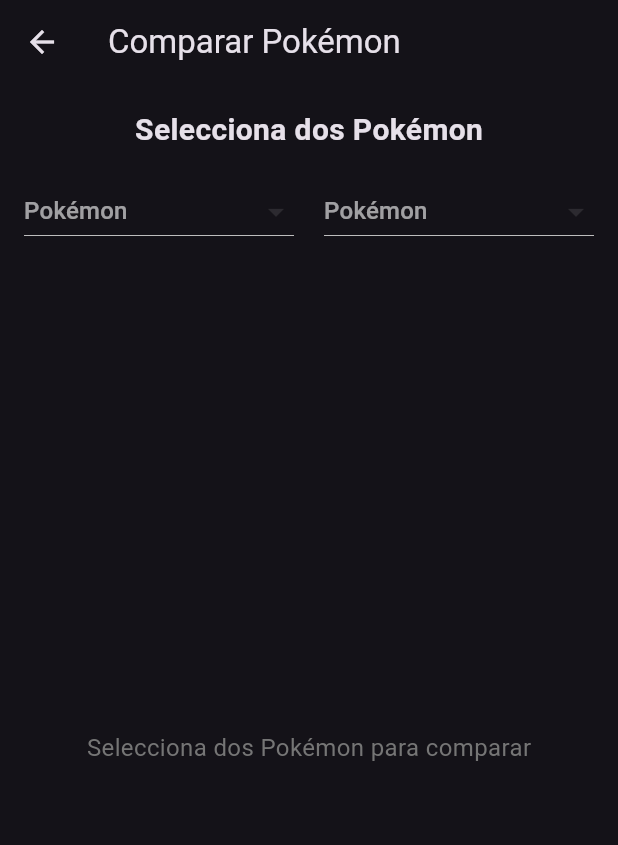
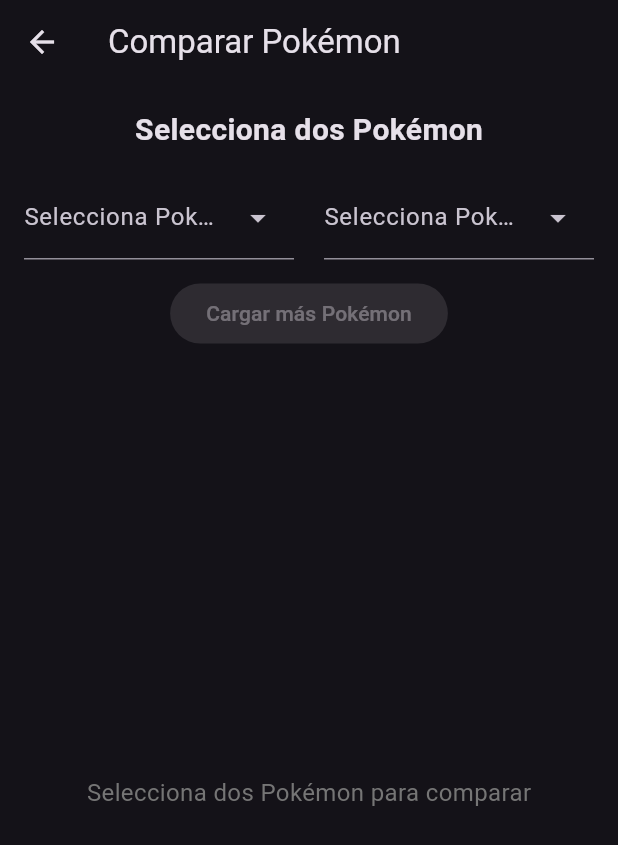
Before and after one commit to maynor-enamorado02/Proyecto-Final-Progra-Movil, a Flutter app: the CompararPage screen opened directly with empty values, on a phone screen of 412 x 824 dp. Shown: the top 845 px of the screen. Run offline on Flutter 3.47's test engine with Material 3 defaults, Android fonts, the phone set to English and light mode, and no system bars; drawn by our look-alikes of dropdown_search; our stand-ins replace cloud_firestore, firebase_auth, firebase_core, google_sign_in; accounts and stored records are empty; network calls fail.

Commit message:
Avance 4.0
Mejoras

```diff
--- a/lib/Screens/comparar.dart
+++ b/lib/Screens/comparar.dart
@@ -1,5 +1,6 @@
 import 'package:flutter/material.dart';
 import 'models.dart'; // Tu modelo PokemonDetail debe tener .name y .stats Map<String, int>
+import 'package:dropdown_search/dropdown_search.dart';
 
 class CompararPage extends StatefulWidget {
   final List<PokemonDetail> listaPokemones;
@@ -11,8 +12,30 @@
 }
 
 class _CompararPageState extends State<CompararPage> {
+  List<PokemonDetail> _pokemones = [];
   PokemonDetail? _pokemon1;
   PokemonDetail? _pokemon2;
+  int _offset = 0;
+  final int _limit = 50;
+  bool _isLoading = false;
+
+  @override
+  void initState() {
+    super.initState();
+    _loadNextBatch();
+  }
+
+  Future<void> _loadNextBatch() async {
+    if (_isLoading) return;
+    setState(() => _isLoading = true);
+
+    final nuevos = await fetchPokemonDetailsBatch(_offset, _limit);
+    setState(() {
+      _pokemones.addAll(nuevos);
+      _offset += _limit;
+      _isLoading = false;
+    });
+  }
 
   @override
   Widget build(BuildContext context) {
@@ -37,7 +60,12 @@
                 Expanded(child: _buildDropdown((p) => setState(() => _pokemon2 = p), _pokemon2)),
               ],
             ),
-            const SizedBox(height: 24),
+            const SizedBox(height: 12),
+            ElevatedButton(
+              onPressed: _isLoading ? null : _loadNextBatch,
+              child: const Text("Cargar más Pokémon"),
+            ),
+            const SizedBox(height: 16),
             if (_pokemon1 != null && _pokemon2 != null)
               Expanded(
                 child: Column(
@@ -63,23 +91,23 @@
     );
   }
 
-  Widget _buildDropdown(ValueChanged<PokemonDetail?> onChanged, PokemonDetail? selected) {
-    return DropdownButton<PokemonDetail>(
-      isExpanded: true,
-      value: selected,
-      hint: const Text("Pokémon"),
-      items: widget.listaPokemones.map((p) {
-        return DropdownMenuItem(
-          value: p,
-          child: Text(
-            p.name[0].toUpperCase() + p.name.substring(1),
-            overflow: TextOverflow.ellipsis,
-          ),
-        );
-      }).toList(),
-      onChanged: onChanged,
-    );
-  }
+Widget _buildDropdown(ValueChanged<PokemonDetail?> onChanged, PokemonDetail? selected) {
+  return DropdownSearch<PokemonDetail>(
+    items: _pokemones,
+    selectedItem: selected,
+    itemAsString: (PokemonDetail p) => p.name[0].toUpperCase() + p.name.substring(1),
+    onChanged: onChanged,
+    compareFn: (a, b) => a.name == b.name, // 👈 ¡ESTO SOLUCIONA EL ERROR!
+    dropdownDecoratorProps: const DropDownDecoratorProps(
+      dropdownSearchDecoration: InputDecoration(labelText: "Selecciona Pokémon"),
+    ),
+    filterFn: (item, filter) => item.name.toLowerCase().contains(filter.toLowerCase()),
+    popupProps: const PopupProps.menu(
+      showSearchBox: true,
+      showSelectedItems: true,
+    ),
+  );
+}
 
   Widget _buildComparisonTable(PokemonDetail p1, PokemonDetail p2) {
     final statKeys = p1.stats.keys.toSet().intersection(p2.stats.keys.toSet()).toList();
@@ -133,12 +161,10 @@
     );
   }
 
-  // 🔹 Función para calcular el total de stats de un Pokémon
   double calcularScore(PokemonDetail p) {
     return p.stats.values.fold(0, (sum, stat) => sum + stat);
   }
 
-  // 🔹 Widget que muestra la probabilidad de victoria
   Widget _buildResultadoCombate(PokemonDetail p1, PokemonDetail p2) {
     final score1 = calcularScore(p1);
     final score2 = calcularScore(p2);
--- a/lib/main.dart
+++ b/lib/main.dart
@@ -4,7 +4,6 @@
 import 'package:prueba/Screens/login_page.dart';
 import 'package:prueba/Screens/homepage.dart';
 import 'firebase_options.dart';
-import 'package:firebase_core/firebase_core.dart';
 
 
 void main() async {
--- a/pubspec.yaml
+++ b/pubspec.yaml
@@ -37,6 +37,7 @@
   google_sign_in: ^6.2.1
   font_awesome_flutter: ^10.3.0
   cupertino_icons: ^1.0.8
+  dropdown_search: ^5.0.6
 
 
   # The following adds the Cupertino Icons font to your application.
```
Also changed, not shown: lib/Screens/homepage.dart (+8 -45 lines), lib/Screens/models.dart (+10 -13 lines), lib/Screens/pokemon_list_page.dart (+61 -10 lines), pubspec.lock.
